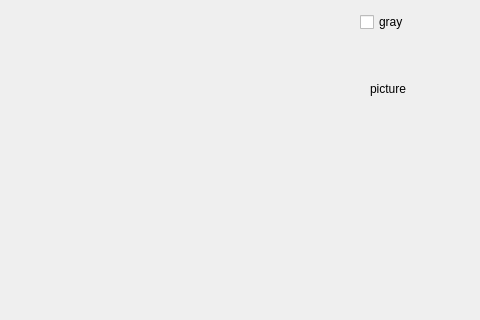
Above: mainwindow.ui from DreamLeePKU/chat before the change; both pictures show x 320 to 800 and y 109 to 429 of the 800 by 600 pixel window. Below: the same form after it.
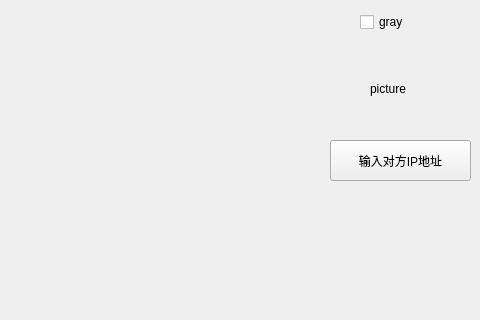
That is the form after the change.

The edit to the form file:
```diff
--- a/mainwindow.ui
+++ b/mainwindow.ui
@@ -64,6 +64,19 @@
     </property>
     <layout class="QVBoxLayout" name="verticalLayout"/>
    </widget>
+   <widget class="QPushButton" name="inputIP_btn">
+    <property name="geometry">
+     <rect>
+      <x>650</x>
+      <y>230</y>
+      <width>141</width>
+      <height>41</height>
+     </rect>
+    </property>
+    <property name="text">
+     <string>输入对方IP地址</string>
+    </property>
+   </widget>
   </widget>
   <widget class="QMenuBar" name="menubar">
    <property name="geometry">
```
